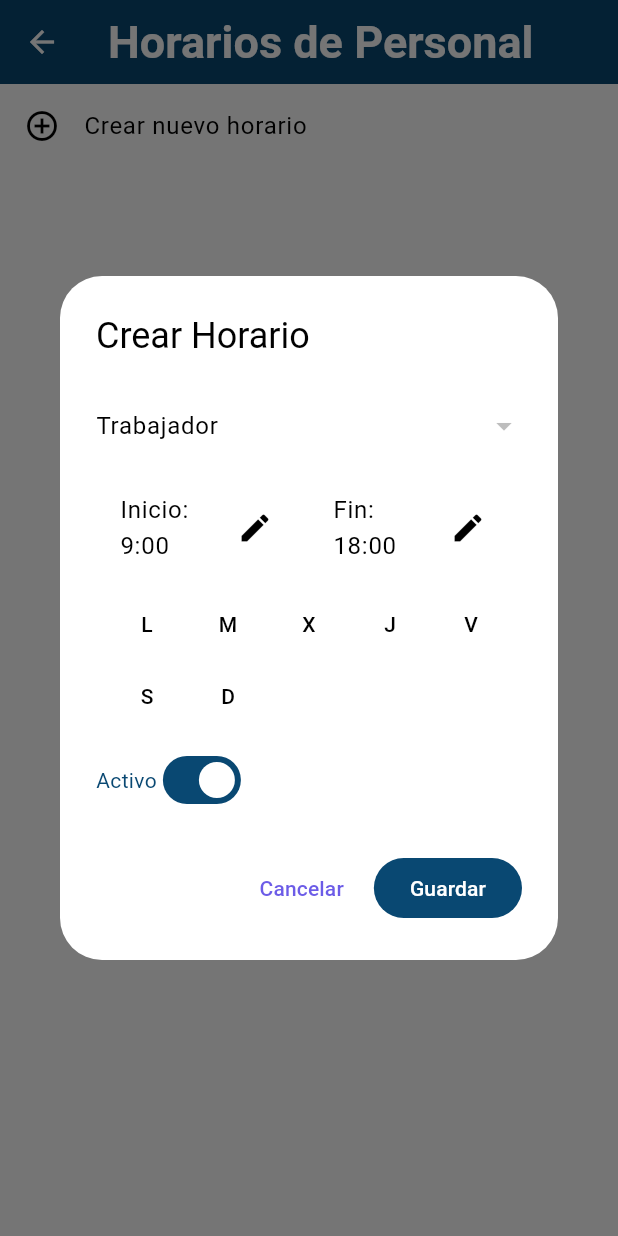
After one commit to APB-gif/Shawarma-Oxa-APB, a Flutter app: the HorariosPage screen opened directly, after a tap on "Crear nuevo horario", on a phone screen of 412 x 824 dp. The commit adds this screen. Run offline on Flutter 3.47's test engine with Material 3 defaults, Android fonts, the phone set to English and light mode, and no system bars; our stand-ins replace cached_network_image, cloud_firestore, connectivity_plus, file_picker, firebase_auth, firebase_core and 10 more; missing offline and left inert: dart:html; accounts and stored records are empty; project files that could hold a hidden picture were left out.

Commit message:
feat(admin): agregar HorariosPage y enlace en Panel de Admin (CRUD horarios)

```diff
--- /dev/null
+++ b/lib/presentacion/admin/horarios_page.dart
@@ -0,0 +1,200 @@
+import 'package:cloud_firestore/cloud_firestore.dart';
+import 'package:flutter/material.dart';
+
+class HorariosPage extends StatelessWidget {
+  const HorariosPage({super.key});
+
+  String _daysLabel(List<dynamic>? days) {
+    if (days == null || days.isEmpty) return 'Todos los días';
+    final mapping = ['Lun','Mar','Mié','Jue','Vie','Sáb','Dom'];
+    return (days.map((d) => mapping[(d as int) % 7]).join(', '));
+  }
+
+  @override
+  Widget build(BuildContext context) {
+    final col = FirebaseFirestore.instance.collection('horarios').orderBy('userName');
+
+    return Scaffold(
+      appBar: AppBar(title: const Text('Horarios de Personal')),
+      body: StreamBuilder<QuerySnapshot<Map<String,dynamic>>>(
+        stream: col.snapshots(),
+        builder: (context, snap) {
+          if (snap.hasError) return Center(child: Text('Error: ${snap.error}'));
+          if (!snap.hasData) return const Center(child: CircularProgressIndicator());
+          final docs = snap.data!.docs;
+          return ListView.separated(
+            itemCount: docs.length + 1,
+            separatorBuilder: (_,__)=>const Divider(height:0),
+            itemBuilder: (ctx, i) {
+              if (i==0) {
+                return ListTile(
+                  leading: const Icon(Icons.add_circle_outline),
+                  title: const Text('Crear nuevo horario'),
+                  onTap: () => _showEditor(context),
+                );
+              }
+              final d = docs[i-1];
+              final data = d.data();
+              final id = d.id;
+              final userName = data['userName'] as String? ?? 'Usuario';
+              final start = data['startTime'] as String? ?? '--:--';
+              final end = data['endTime'] as String? ?? '--:--';
+              final days = data['days'] as List<dynamic>?;
+              final active = data['active'] as bool? ?? true;
+
+              return ListTile(
+                leading: CircleAvatar(child: Text(userName.isNotEmpty? userName[0] : '?')),
+                title: Text(userName),
+                subtitle: Text('$start — $end • ${_daysLabel(days)}'),
+                trailing: PopupMenuButton<String>(
+                  onSelected: (v) async {
+                    if (v=='edit') _showEditor(context, docId: id, initial: data);
+                    if (v=='delete') {
+                      final ok = await showDialog<bool>(context: context, builder: (c)=>AlertDialog(
+                        title: const Text('Eliminar horario'),
+                        content: const Text('¿Eliminar este horario?'),
+                        actions: [TextButton(onPressed: ()=>Navigator.pop(c,false), child: const Text('Cancelar')), FilledButton(onPressed: ()=>Navigator.pop(c,true), child: const Text('Eliminar'))],
+                      ));
+                      if (ok==true) await FirebaseFirestore.instance.collection('horarios').doc(id).delete();
+                    }
+                    if (v=='toggle') {
+                      await FirebaseFirestore.instance.collection('horarios').doc(id).update({'active': !active});
+                    }
+                  },
+                  itemBuilder: (_) => [
+                    const PopupMenuItem(value:'edit', child: Text('Editar')),
+                    PopupMenuItem(value:'toggle', child: Text(active? 'Desactivar' : 'Activar')),
+                    const PopupMenuItem(value:'delete', child: Text('Eliminar')),
+                  ],
+                ),
+              );
+            },
+          );
+        },
+      ),
+    );
+  }
+
+  Future<void> _showEditor(BuildContext context, {String? docId, Map<String,dynamic>? initial}) async {
+    final usersSnap = await FirebaseFirestore.instance.collection('users').orderBy('nombre').get();
+    final users = usersSnap.docs.map((d)=>{'uid': d.id, 'nombre': (d.data()['nombre'] as String?) ?? d.id}).toList();
+
+    final formKey = GlobalKey<FormState>();
+    String? selectedUid = initial?['userId'] as String?;
+    String? selectedName = initial?['userName'] as String?;
+    TimeOfDay start = TimeOfDay(hour:9, minute:0);
+    TimeOfDay end = TimeOfDay(hour:18, minute:0);
+    List<int> days = (initial?['days'] as List<dynamic>?)?.map((e)=> (e as int)).toList() ?? [];
+    bool active = initial?['active'] as bool? ?? true;
+
+    if (initial!=null) {
+      final s = initial['startTime'] as String?;
+      final e = initial['endTime'] as String?;
+      if (s!=null) {
+        final p = s.split(':');
+        if (p.length==2) start = TimeOfDay(hour:int.parse(p[0]), minute:int.parse(p[1]));
+      }
+      if (e!=null) {
+        final p = e.split(':');
+        if (p.length==2) end = TimeOfDay(hour:int.parse(p[0]), minute:int.parse(p[1]));
+      }
+      selectedUid = initial['userId'] as String? ?? selectedUid;
+      selectedName = initial['userName'] as String? ?? selectedName;
+    }
+
+    await showDialog<void>(context: context, builder: (ctx){
+      return AlertDialog(
+        title: Text(docId==null? 'Crear Horario' : 'Editar Horario'),
+        content: StatefulBuilder(builder: (ctx2, setState){
+          return SizedBox(
+            width: 420,
+            child: Form(
+              key: formKey,
+              child: SingleChildScrollView(
+                child: Column(
+                  mainAxisSize: MainAxisSize.min,
+                  children: [
+                    DropdownButtonFormField<String>(
+                      value: selectedUid,
+                      decoration: const InputDecoration(labelText: 'Trabajador'),
+                      items: users.map((u)=>DropdownMenuItem(value: u['uid'] as String, child: Text(u['nombre'] as String))).toList(),
+                      validator: (v)=> v==null? 'Selecciona un trabajador' : null,
+                      onChanged: (v){
+                        setState(()=> selectedUid = v);
+                        try {
+                          final found = users.firstWhere((x)=> x['uid']==v);
+                          selectedName = (found['nombre'] != null) ? found['nombre'].toString() : selectedName;
+                        } catch (_) {}
+                      },
+                    ),
+                    const SizedBox(height:8),
+                    Row(children: [
+                      Expanded(child: ListTile(
+                        title: Text('Inicio: ${start.format(ctx2)}'),
+                        trailing: const Icon(Icons.edit),
+                        onTap: () async {
+                          final t = await showTimePicker(context: ctx2, initialTime: start);
+                          if (t!=null) setState(()=> start = t);
+                        },
+                      )),
+                      Expanded(child: ListTile(
+                        title: Text('Fin: ${end.format(ctx2)}'),
+                        trailing: const Icon(Icons.edit),
+                        onTap: () async {
+                          final t = await showTimePicker(context: ctx2, initialTime: end);
+                          if (t!=null) setState(()=> end = t);
+                        },
+                      )),
+                    ]),
+                    const SizedBox(height:8),
+                    Wrap(spacing:6, children: List.generate(7, (i){
+                      final labels = ['L','M','X','J','V','S','D'];
+                      final sel = days.contains(i);
+                        return ChoiceChip(
+                          label: Text(labels[i]),
+                          selected: sel,
+                          onSelected: (v){
+                            setState((){
+                              if (v) {
+                                if (!days.contains(i)) days.add(i);
+                              } else {
+                                days.remove(i);
+                              }
+                            });
+                          },
+                        );
+                    })),
+                    const SizedBox(height:8),
+                    Row(children: [
+                      const Text('Activo'),
+                      Switch(value: active, onChanged: (v)=> setState(()=> active=v)),
+                    ])
+                  ],
+                ),
+              ),
+            ),
+          );
+        }),
+        actions: [
+          TextButton(onPressed: ()=> Navigator.pop(ctx), child: const Text('Cancelar')),
+          FilledButton(onPressed: () async {
+            if (!(formKey.currentState?.validate() ?? false)) return;
+            final doc = FirebaseFirestore.instance.collection('horarios').doc(docId);
+            final map = {
+              'userId': selectedUid,
+              'userName': selectedName ?? '',
+              'startTime': '${start.hour.toString().padLeft(2,'0')}:${start.minute.toString().padLeft(2,'0')}',
+              'endTime': '${end.hour.toString().padLeft(2,'0')}:${end.minute.toString().padLeft(2,'0')}',
+              'days': days,
+              'active': active,
+              'updatedAt': FieldValue.serverTimestamp(),
+            };
+            if (docId==null) await FirebaseFirestore.instance.collection('horarios').add({...map, 'createdAt': FieldValue.serverTimestamp()});
+            else await doc.update(map);
+            Navigator.pop(ctx);
+          }, child: const Text('Guardar'))
+        ],
+      );
+    });
+  }
+}
```
Also changed, not shown: lib/presentacion/admin/pagina_admin.dart (+14 -0 lines).
